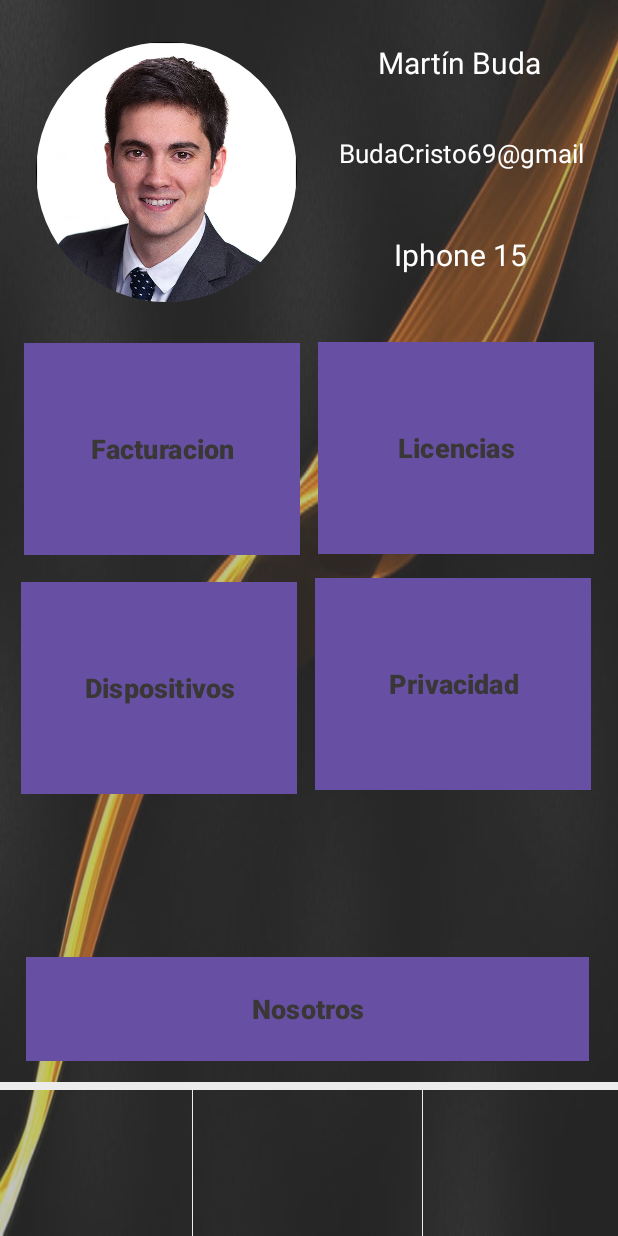
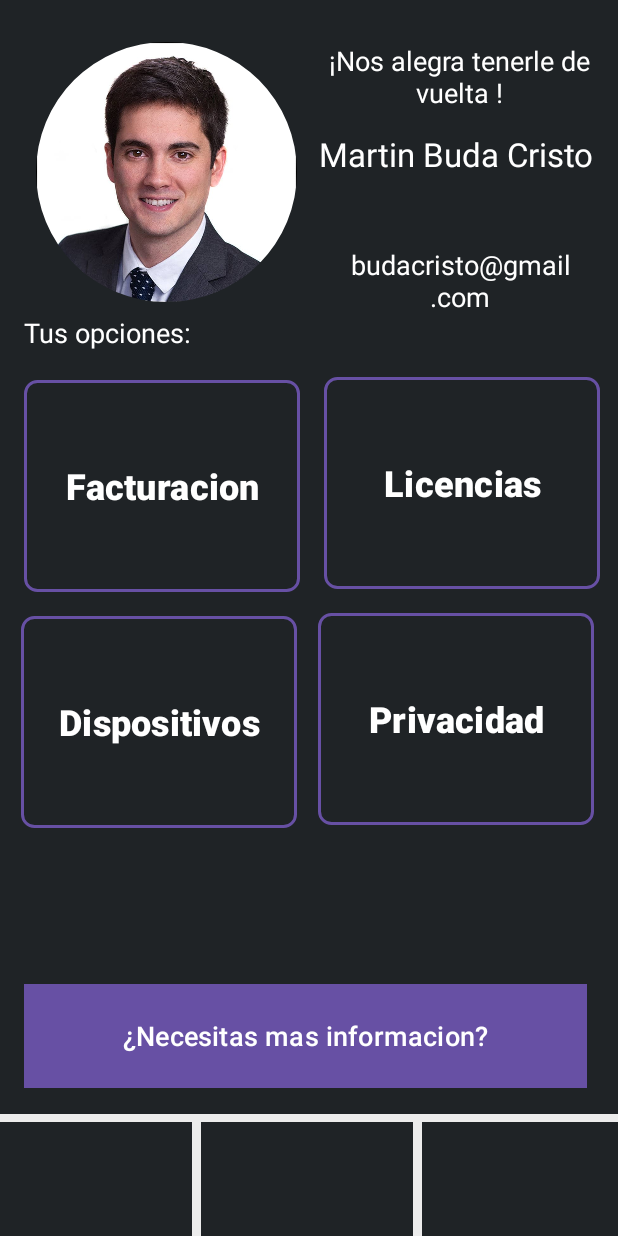
Before and after one commit to lcontvir/Eney-X, an Android app: the activity_perfilUsuario screen opened directly, with no data from a screen before it, on a phone screen of 412 x 824 dp. Run offline under Robolectric (Android 15) with nearby library versions, the phone set to English and light mode, and no system bars.

Commit message:
fix: Added new interface

```diff
--- /dev/null
+++ b/app/src/main/res/drawable/boton_bordes_blancos.xml
@@ -0,0 +1,18 @@
+<?xml version="1.0" encoding="utf-8"?>
+
+<selector xmlns:android="http://schemas.android.com/apk/res/android">
+    <item android:state_pressed="true">
+        <shape>
+            <solid android:color="#FFFFFF" /> <!-- Color de fondo cuando el botón está presionado -->
+            <stroke android:width="2dp" android:color="#FFFFFF" /> <!-- Grosor y color del borde cuando el botón está presionado -->
+            <corners android:radius="8dp" /> <!-- Radio de las esquinas del botón -->
+        </shape>
+    </item>
+    <item>
+        <shape>
+            <solid android:color="#00FFFFFF" /> <!-- Color de fondo cuando el botón no está presionado -->
+            <stroke android:width="2dp" android:color="#FFFFFF" /> <!-- Grosor y color del borde cuando el botón no está presionado -->
+            <corners android:radius="8dp" /> <!-- Radio de las esquinas del botón -->
+        </shape>
+    </item>
+</selector>
--- a/app/src/main/res/layout/activity_perfil_usuario.xml
+++ b/app/src/main/res/layout/activity_perfil_usuario.xml
@@ -4,7 +4,7 @@
     xmlns:tools="http://schemas.android.com/tools"
     android:layout_width="match_parent"
     android:layout_height="match_parent"
-    android:background="@drawable/PerfilUsuarioFondoDos"
+    android:background="@color/background"
     tools:context=".MainActivity"
 
 
@@ -23,108 +23,64 @@
         app:shapeAppearanceOverlay="@style/EstiloImagenCircular" />
 
     <TextView
-        android:id="@+id/Nombre_apellido"
+        android:id="@+id/MensajeBienvenida"
         android:layout_width="184dp"
         android:layout_height="46dp"
         android:layout_marginStart="16dp"
         android:layout_marginTop="28dp"
-        android:text="Martín Buda"
+        android:text="¡Nos alegra tenerle de vuelta !"
         android:textAlignment="center"
         android:textColor="@color/white"
-        android:textSize="20dp"
+        android:textSize="18dp"
         app:layout_constraintStart_toEndOf="@+id/imageView2"
         app:layout_constraintTop_toTopOf="parent" />
+
+
+    <ImageView
+        android:id="@+id/imageView"
+        android:layout_width="180dp"
+        android:layout_height="202dp"
+        android:layout_marginStart="83dp"
+        android:layout_marginBottom="20dp"
+        android:alpha="0.3"
+        app:layout_constraintBottom_toTopOf="@+id/dispositivo"
+        app:layout_constraintStart_toEndOf="@+id/imageView2"
+        tools:srcCompat="@drawable/LogoEney" />
+
 
     <TextView
         android:id="@+id/dispositivo"
         android:layout_width="185dp"
         android:layout_height="43dp"
         android:layout_marginStart="16dp"
-        android:layout_marginTop="16dp"
-        android:text="Iphone 15"
+        android:layout_marginTop="164dp"
+        android:text="budacristo@gmail.com"
         android:textAlignment="center"
         android:textColor="@color/white"
-        android:textSize="20dp"
+        android:textSize="18dp"
         app:layout_constraintStart_toEndOf="@+id/imageView2"
-        app:layout_constraintTop_toBottomOf="@+id/Email" />
+        app:layout_constraintTop_toTopOf="parent" />
 
     <TextView
-        android:id="@+id/Email"
+        android:id="@+id/Nombre"
         android:layout_width="184dp"
         android:layout_height="50dp"
-        android:layout_marginStart="17dp"
-        android:layout_marginTop="62dp"
-        android:text="BudaCristo69@gmail"
+        android:layout_marginStart="212dp"
+        android:layout_marginTop="88dp"
+        android:text="Martin Buda Cristo"
         android:textAlignment="center"
         android:textAppearance="@style/TextAppearance.AppCompat.Small"
         android:textColor="@color/white"
-        android:textSize="17dp"
-        app:layout_constraintStart_toEndOf="@+id/imageView2"
-        app:layout_constraintTop_toTopOf="@+id/Nombre_apellido" />
-
-
-    <Button
-        android:id="@+id/button6"
-        style="@style/EstiloBotonRectangular"
-        android:layout_width="184dp"
-        android:layout_height="141dp"
-        android:layout_marginTop="72dp"
-        android:layout_marginEnd="16dp"
-        android:text="Licencias"
-        android:textSize="18dp"
-        android:textColor="#3A3737"
-        android:textStyle="bold"
-        app:layout_constraintEnd_toEndOf="parent"
-        app:layout_constraintTop_toTopOf="@+id/dispositivo" />
-
-    <Button
-        android:id="@+id/button"
-        style="@style/EstiloBotonRectangular"
-        android:layout_width="184dp"
-        android:layout_height="141dp"
-        android:layout_marginStart="196dp"
-        android:layout_marginTop="16dp"
-        android:text="Privacidad"
-        android:textSize="18dp"
-        android:textColor="#3A3737"
-        android:textStyle="bold"
-        app:layout_constraintStart_toStartOf="@+id/button7"
-        app:layout_constraintTop_toBottomOf="@+id/button6" />
-
-    <Button
-        android:id="@+id/button8"
-        style="@style/EstiloBotonRectangular"
-        android:layout_width="184dp"
-        android:layout_height="141dp"
-        android:layout_marginStart="16dp"
-        android:layout_marginTop="27dp"
-        android:text="Facturacion"
-        android:textSize="18dp"
-        android:textColor="#3A3737"
-        android:textStyle="bold"
+        android:textSize="22dp"
         app:layout_constraintStart_toStartOf="parent"
-        app:layout_constraintTop_toBottomOf="@+id/imageView2" />
-
-    <Button
-        android:id="@+id/button7"
-        style="@style/EstiloBotonRectangular"
-        android:layout_width="184dp"
-        android:layout_height="141dp"
-        android:layout_marginStart="14dp"
-        android:layout_marginTop="18dp"
-        android:text="Dispositivos"
-        android:textSize="18dp"
-        android:textColor="#3A3737"
-        android:textStyle="bold"
-        app:layout_constraintStart_toStartOf="parent"
-        app:layout_constraintTop_toBottomOf="@+id/button8" />
+        app:layout_constraintTop_toTopOf="parent" />
 
     <ImageButton
         android:id="@+id/botonCasita"
         android:layout_width="85dp"
         android:layout_height="70dp"
-        android:layout_marginStart="16dp"
-        android:layout_marginBottom="16dp"
+        android:layout_marginStart="14dp"
+        android:layout_marginBottom="5dp"
         android:background="@android:color/transparent"
         android:contentDescription="Botón de casita"
         app:layout_constraintBottom_toBottomOf="parent"
@@ -134,25 +90,24 @@
 
     <ImageButton
         android:id="@+id/botonCasita7"
-        android:layout_width="85dp"
-        android:layout_height="70dp"
-        android:layout_marginStart="163dp"
-        android:layout_marginEnd="163dp"
-        android:layout_marginBottom="16dp"
+        android:layout_width="88dp"
+        android:layout_height="73dp"
+        android:layout_marginStart="161dp"
+        android:layout_marginEnd="162dp"
+        android:layout_marginBottom="5dp"
         android:background="@android:color/transparent"
         android:contentDescription="Botón de casita"
         app:layout_constraintBottom_toBottomOf="parent"
         app:layout_constraintEnd_toEndOf="parent"
         app:layout_constraintStart_toStartOf="parent"
-        app:tint="@color/white"
         tools:src="@drawable/PerfilUsuarioEscudo" />
 
     <ImageButton
         android:id="@+id/botonCasita8"
         android:layout_width="85dp"
         android:layout_height="70dp"
-        android:layout_marginEnd="24dp"
-        android:layout_marginBottom="16dp"
+        android:layout_marginEnd="22dp"
+        android:layout_marginBottom="8dp"
         android:background="@android:color/transparent"
         android:contentDescription="Botón de casita"
         app:layout_constraintBottom_toBottomOf="parent"
@@ -165,52 +120,163 @@
         style="@style/EstiloBotonRectangular"
         android:layout_width="375dp"
         android:layout_height="69dp"
-        android:layout_marginStart="17dp"
-        android:layout_marginEnd="19dp"
-        android:layout_marginBottom="14dp"
-        android:background="#71DF4A"
+        android:layout_marginStart="16dp"
+        android:layout_marginBottom="20dp"
+        android:background="#300676"
+        android:text="¿Necesitas mas informacion?"
+        android:textColor="@color/white"
         android:textSize="18dp"
-        android:text="Nosotros"
-        android:textColor="#3A3737"
+        app:layout_constraintBottom_toTopOf="@+id/imageViewSeparator4"
+        app:layout_constraintStart_toStartOf="parent" />
+
+    <Button
+        android:id="@+id/button6"
+        android:layout_width="184dp"
+        android:layout_height="141dp"
+        android:layout_marginTop="44dp"
+        android:layout_marginEnd="12dp"
+        android:background="@drawable/boton_bordes_blancos"
+        android:text="Licencias"
+        android:textColor="@color/white"
+        android:textSize="24dp"
         android:textStyle="bold"
-        app:layout_constraintBottom_toTopOf="@+id/imageViewSeparator"
         app:layout_constraintEnd_toEndOf="parent"
-        app:layout_constraintStart_toStartOf="parent" />
+        app:layout_constraintTop_toBottomOf="@+id/dispositivo" />
+
+    <Button
+        android:id="@+id/button"
+        android:layout_width="184dp"
+        android:layout_height="141dp"
+        android:layout_marginTop="16dp"
+        android:layout_marginEnd="16dp"
+        android:background="@drawable/boton_bordes_blancos"
+        android:text="Privacidad"
+        android:textColor="@color/white"
+        android:textSize="24dp"
+        android:textStyle="bold"
+        app:layout_constraintEnd_toEndOf="parent"
+        app:layout_constraintTop_toBottomOf="@+id/button6" />
+
+    <ImageView
+        android:id="@+id/imageView6"
+        android:layout_width="166dp"
+        android:layout_height="130dp"
+        android:layout_marginStart="12dp"
+        android:layout_marginTop="8dp"
+        android:alpha="0.1"
+        app:layout_constraintStart_toStartOf="@+id/button7"
+        app:layout_constraintTop_toTopOf="@+id/button7"
+        tools:srcCompat="@drawable/PerfilUsuarioDispositivos" />
+
+    <Button
+        android:id="@+id/button8"
+        android:layout_width="184dp"
+        android:layout_height="141dp"
+        android:layout_marginStart="16dp"
+        android:layout_marginTop="52dp"
+        android:background="@drawable/boton_bordes_blancos"
+        android:text="Facturacion"
+        android:textColor="@color/white"
+        android:textSize="24dp"
+        android:textStyle="bold"
+        app:layout_constraintStart_toStartOf="parent"
+        app:layout_constraintTop_toBottomOf="@+id/imageView2" />
+
+    <ImageView
+        android:id="@+id/imageView5"
+        android:layout_width="178dp"
+        android:layout_height="132dp"
+        android:layout_marginTop="8dp"
+        android:layout_marginEnd="20dp"
+        android:alpha="0.1"
+        app:layout_constraintEnd_toEndOf="parent"
+        app:layout_constraintTop_toTopOf="@+id/button6"
+        tools:srcCompat="@drawable/PerfilUsuarioLlaves" />
+
+    <Button
+        android:id="@+id/button7"
+        android:layout_width="184dp"
+        android:layout_height="141dp"
+        android:layout_marginStart="14dp"
+        android:layout_marginTop="16dp"
+        android:background="@drawable/boton_bordes_blancos"
+        android:text="Dispositivos"
+        android:textColor="@color/white"
+        android:textSize="24dp"
+        android:textStyle="bold"
+        app:layout_constraintStart_toStartOf="parent"
+        app:layout_constraintTop_toBottomOf="@+id/button8" />
+
+    <ImageView
+        android:id="@+id/imageView7"
+        android:layout_width="173dp"
+        android:layout_height="129dp"
+        android:layout_marginEnd="27dp"
+        android:alpha="0.1"
+        app:layout_constraintEnd_toEndOf="parent"
+        app:layout_constraintStart_toStartOf="@+id/button"
+        app:layout_constraintTop_toTopOf="@+id/button"
+        tools:srcCompat="@drawable/PerfilUsuarioCandado" />
+
+    <ImageView
+        android:id="@+id/imageView3"
+        android:layout_width="175dp"
+        android:layout_height="129dp"
+        android:layout_marginStart="4dp"
+        android:layout_marginTop="16dp"
+        android:alpha="0.1"
+        app:layout_constraintStart_toStartOf="@+id/button8"
+        app:layout_constraintTop_toTopOf="@+id/button8"
+        tools:srcCompat="@drawable/PerfilUsuarioCartera2" />
 
     <ImageView
         android:id="@+id/imageViewSeparator"
         android:layout_width="450dp"
         android:layout_height="5dp"
-        android:layout_marginBottom="97dp"
+        android:layout_marginTop="19dp"
         android:background="@color/white"
         android:scaleType="fitXY"
         android:src="@android:drawable/divider_horizontal_bright"
-        app:layout_constraintBottom_toBottomOf="parent"
-        app:layout_constraintStart_toStartOf="parent" />
+        app:layout_constraintBottom_toTopOf="@+id/botonCasita7"
+        app:layout_constraintEnd_toEndOf="parent"
+        app:layout_constraintStart_toStartOf="parent"
+        app:layout_constraintTop_toBottomOf="@+id/button11" />
 
     <ImageView
         android:id="@+id/imageViewSeparator3"
-        android:layout_width="0.7dp"
+        android:layout_width="6dp"
         android:layout_height="110dp"
-        android:layout_marginStart="128dp"
-        android:layout_marginTop="3dp"
         android:background="@color/white"
         android:scaleType="fitXY"
         android:src="@android:drawable/divider_horizontal_bright"
-        app:layout_constraintStart_toStartOf="parent"
+        app:layout_constraintEnd_toStartOf="@+id/botonCasita7"
+        app:layout_constraintStart_toEndOf="@+id/botonCasita"
         app:layout_constraintTop_toTopOf="@+id/imageViewSeparator" />
 
     <ImageView
         android:id="@+id/imageViewSeparator4"
-        android:layout_width="0.7dp"
+        android:layout_width="6dp"
         android:layout_height="110dp"
-        android:layout_marginTop="3dp"
-        android:layout_marginEnd="130dp"
+        android:layout_marginStart="113dp"
+        android:layout_marginEnd="23dp"
         android:background="@color/white"
         android:scaleType="fitXY"
         android:src="@android:drawable/divider_horizontal_bright"
-        app:layout_constraintEnd_toEndOf="parent"
-        app:layout_constraintTop_toTopOf="@+id/imageViewSeparator" />
+        app:layout_constraintEnd_toStartOf="@+id/botonCasita8"
+        app:layout_constraintStart_toStartOf="@+id/botonCasita7"
+        app:layout_constraintTop_toTopOf="@+id/botonCasita7" />
+
+    <TextView
+        android:id="@+id/Opciones"
+        android:layout_width="wrap_content"
+        android:layout_height="wrap_content"
+        android:layout_marginStart="16dp"
+        android:layout_marginTop="8dp"
+        android:text="Tus opciones: "
+        android:textColor="@color/white"
+        android:textSize="18dp"
+        app:layout_constraintStart_toStartOf="parent"
+        app:layout_constraintTop_toBottomOf="@+id/imageView2" />
 
 
 </androidx.constraintlayout.widget.ConstraintLayout>
--- a/app/src/main/res/values/PerfilUsuarioEstilos.xml
+++ b/app/src/main/res/values/PerfilUsuarioEstilos.xml
@@ -14,4 +14,7 @@
         <item name="android:background">@color/amarillito</item>
         <item name="android:textSize">16sp</item>
     </style>
+
+
+
 </resources>
--- a/app/src/main/res/values/colors.xml
+++ b/app/src/main/res/values/colors.xml
@@ -3,4 +3,6 @@
     <color name="black">#FF000000</color>
     <color name="white">#FFFFFFFF</color>
     <color name="amarillito">#FF9436</color>
+    <color name="background">#1f2326</color>
+    <color name="botonMorado">#300676</color>
 </resources>
```
Also changed, not shown: app/src/main/res/drawable/LogoEney.jpg (added), app/src/main/res/drawable/PerfilUsuarioAjustes.png, app/src/main/res/drawable/PerfilUsuarioBilletera.png (added), app/src/main/res/drawable/PerfilUsuarioCandado.png (added), app/src/main/res/drawable/PerfilUsuarioCartera2.png (added), app/src/main/res/drawable/PerfilUsuarioCasa.png, app/src/main/res/drawable/PerfilUsuarioDispositivos.png (added), app/src/main/res/drawable/PerfilUsuarioEscudo.png, app/src/main/res/drawable/PerfilUsuarioLlaves.png (added).
